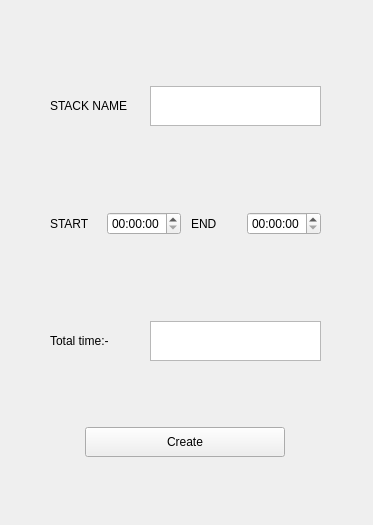
Qt form src/ui_files/stack_create.ui (rakshith111/Time-Stack) before a commit.
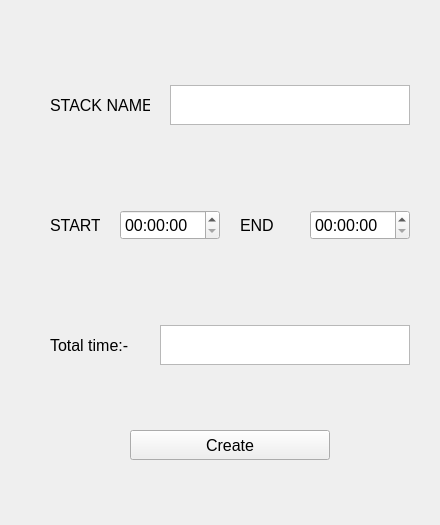
The same form after that commit.

Commit message: Update font size, Add spacing

The edit to the form file:
```diff
--- a/src/ui_files/stack_create.ui
+++ b/src/ui_files/stack_create.ui
@@ -6,25 +6,25 @@
    <rect>
     <x>0</x>
     <y>0</y>
-    <width>373</width>
+    <width>440</width>
     <height>525</height>
    </rect>
   </property>
   <property name="sizePolicy">
-   <sizepolicy hsizetype="Fixed" vsizetype="Fixed">
+   <sizepolicy hsizetype="Minimum" vsizetype="Minimum">
     <horstretch>0</horstretch>
     <verstretch>0</verstretch>
    </sizepolicy>
   </property>
   <property name="minimumSize">
    <size>
-    <width>373</width>
+    <width>440</width>
     <height>525</height>
    </size>
   </property>
   <property name="maximumSize">
    <size>
-    <width>373</width>
+    <width>500</width>
     <height>525</height>
    </size>
   </property>
@@ -36,7 +36,7 @@
     <rect>
      <x>10</x>
      <y>10</y>
-     <width>351</width>
+     <width>440</width>
      <height>501</height>
     </rect>
    </property>
@@ -89,7 +89,7 @@
         </property>
         <property name="minimumSize">
          <size>
-          <width>80</width>
+          <width>100</width>
           <height>50</height>
          </size>
         </property>
@@ -99,6 +99,11 @@
           <height>50</height>
          </size>
         </property>
+        <property name="font">
+         <font>
+          <pointsize>12</pointsize>
+         </font>
+        </property>
         <property name="text">
          <string>STACK NAME</string>
         </property>
@@ -127,6 +132,11 @@
           <height>20</height>
          </size>
         </property>
+        <property name="font">
+         <font>
+          <pointsize>12</pointsize>
+         </font>
+        </property>
         <property name="verticalScrollBarPolicy">
          <enum>Qt::ScrollBarAlwaysOff</enum>
         </property>
@@ -137,7 +147,7 @@
     <item>
      <layout class="QHBoxLayout" name="time_layout_h">
       <property name="spacing">
-       <number>10</number>
+       <number>20</number>
       </property>
       <property name="leftMargin">
        <number>20</number>
@@ -153,23 +163,111 @@
       </property>
       <item>
        <widget class="QLabel" name="start_label">
+        <property name="sizePolicy">
+         <sizepolicy hsizetype="Minimum" vsizetype="Minimum">
+          <horstretch>0</horstretch>
+          <verstretch>0</verstretch>
+         </sizepolicy>
+        </property>
+        <property name="minimumSize">
+         <size>
+          <width>50</width>
+          <height>30</height>
+         </size>
+        </property>
+        <property name="maximumSize">
+         <size>
+          <width>50</width>
+          <height>30</height>
+         </size>
+        </property>
+        <property name="font">
+         <font>
+          <pointsize>12</pointsize>
+         </font>
+        </property>
         <property name="text">
          <string>START</string>
         </property>
        </widget>
       </item>
       <item>
-       <widget class="QTimeEdit" name="start_time_input"/>
+       <widget class="QTimeEdit" name="start_time_input">
+        <property name="minimumSize">
+         <size>
+          <width>100</width>
+          <height>10</height>
+         </size>
+        </property>
+        <property name="maximumSize">
+         <size>
+          <width>100</width>
+          <height>30</height>
+         </size>
+        </property>
+        <property name="font">
+         <font>
+          <pointsize>12</pointsize>
+         </font>
+        </property>
+        <property name="currentSection">
+         <enum>QDateTimeEdit::MinuteSection</enum>
+        </property>
+       </widget>
       </item>
       <item>
        <widget class="QLabel" name="end_label">
+        <property name="sizePolicy">
+         <sizepolicy hsizetype="Minimum" vsizetype="Minimum">
+          <horstretch>0</horstretch>
+          <verstretch>0</verstretch>
+         </sizepolicy>
+        </property>
+        <property name="minimumSize">
+         <size>
+          <width>50</width>
+          <height>30</height>
+         </size>
+        </property>
+        <property name="maximumSize">
+         <size>
+          <width>50</width>
+          <height>30</height>
+         </size>
+        </property>
+        <property name="font">
+         <font>
+          <pointsize>12</pointsize>
+         </font>
+        </property>
         <property name="text">
          <string>END</string>
         </property>
        </widget>
       </item>
       <item>
-       <widget class="QTimeEdit" name="end_time_input"/>
+       <widget class="QTimeEdit" name="end_time_input">
+        <property name="minimumSize">
+         <size>
+          <width>100</width>
+          <height>30</height>
+         </size>
+        </property>
+        <property name="maximumSize">
+         <size>
+          <width>100</width>
+          <height>30</height>
+         </size>
+        </property>
+        <property name="font">
+         <font>
+          <pointsize>12</pointsize>
+         </font>
+        </property>
+        <property name="currentSection">
+         <enum>QDateTimeEdit::MinuteSection</enum>
+        </property>
+       </widget>
       </item>
      </layout>
     </item>
@@ -196,7 +294,7 @@
       <item>
        <widget class="QLabel" name="name_label_2">
         <property name="sizePolicy">
-         <sizepolicy hsizetype="Maximum" vsizetype="Preferred">
+         <sizepolicy hsizetype="Minimum" vsizetype="Minimum">
           <horstretch>0</horstretch>
           <verstretch>0</verstretch>
          </sizepolicy>
@@ -213,6 +311,11 @@
           <height>50</height>
          </size>
         </property>
+        <property name="font">
+         <font>
+          <pointsize>12</pointsize>
+         </font>
+        </property>
         <property name="text">
          <string>Total time:-</string>
         </property>
@@ -278,6 +381,11 @@
         <height>30</height>
        </size>
       </property>
+      <property name="font">
+       <font>
+        <pointsize>12</pointsize>
+       </font>
+      </property>
       <property name="text">
        <string>Create</string>
       </property>
```
The commit also changes 5 other files.
